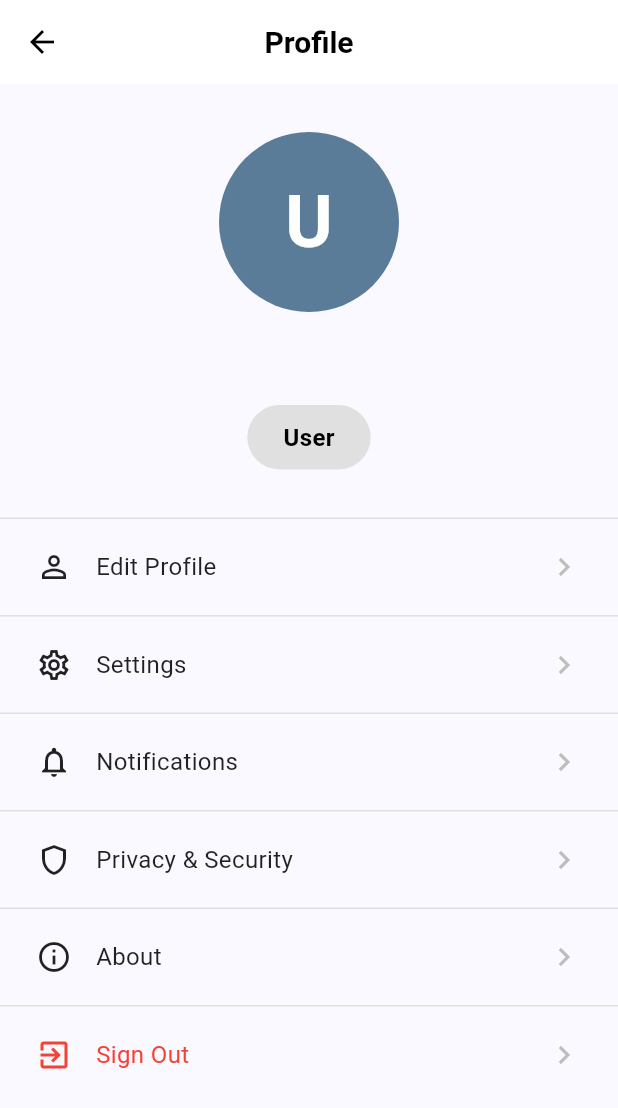
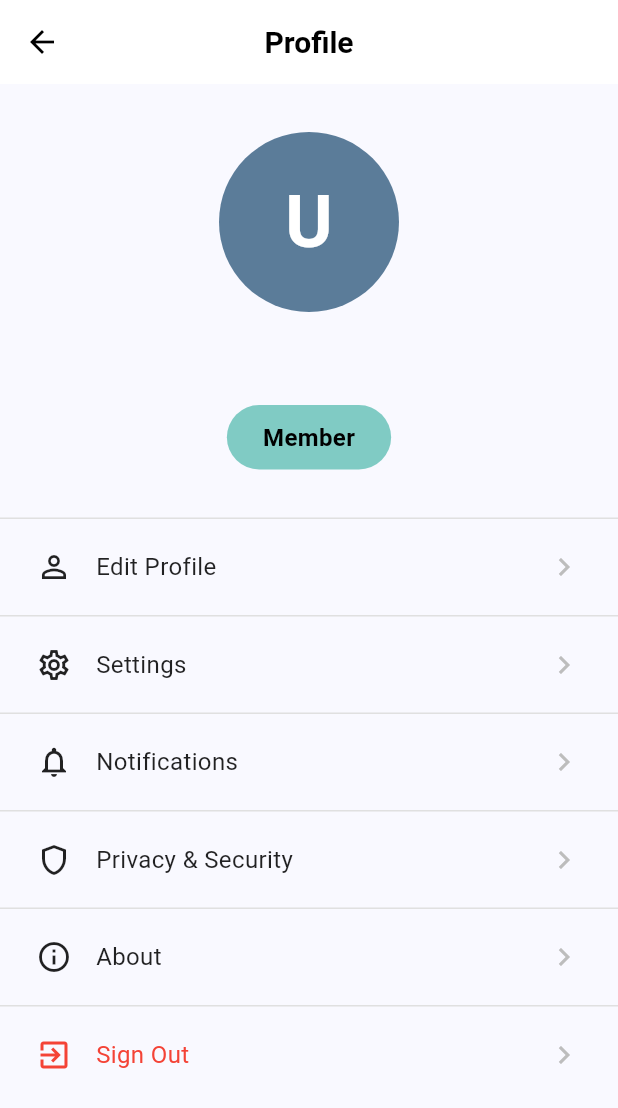
Before and after one commit to BryantBeltran/Scheduling-and-Stakeholder-Management-System, a Flutter app: the ProfileScreen screen opened directly, on a phone screen of 412 x 824 dp. Shown: the top 1108 px of the screen. Run offline on Flutter 3.47's test engine with Material 3 defaults, Android fonts, the phone set to English and light mode, and no system bars; our stand-ins replace app_links, cloud_firestore, cloud_functions, firebase_auth, firebase_core, firebase_messaging and 7 more; missing offline and left inert: firebase_app_check; accounts and stored records are empty; network calls fail.

Commit message:
Implement settings service for app-wide theme and language management; update profile and permission handling to utilize new service

```diff
--- a/lib/screens/profile/profile_edit_screen.dart
+++ b/lib/screens/profile/profile_edit_screen.dart
@@ -156,7 +156,7 @@ class _ProfileEditScreenState extends State<ProfileEditScreen> {
   /// Get role display name based on permissions
   String _getRoleDisplayName(UserModel? user) {
     if (user == null) return 'USER';
-    return PermissionService.getDisplayRole(user.permissions).toUpperCase();
+    return PermissionService.getDisplayRole(user.permissions, user.role).toUpperCase();
   }
 
   Future<void> _saveProfile() async {
--- a/lib/screens/profile/profile_screen.dart
+++ b/lib/screens/profile/profile_screen.dart
@@ -247,33 +247,34 @@ class ProfileScreen extends StatelessWidget {
   }
 
   Color _getRoleColor(UserRole? role, List<Permission>? permissions) {
-    // Use permissions-based color
+    // Prefer explicit role for color
+    if (role != null) {
+      switch (role) {
+        case UserRole.admin:
+          return const Color(0xFFFFCDD2); // Light red
+        case UserRole.manager:
+          return const Color(0xFFBBDEFB); // Light blue
+        case UserRole.member:
+          return const Color(0xFF80CBC4); // Teal
+        case UserRole.viewer:
+          return const Color(0xFFE0E0E0); // Grey
+      }
+    }
+    // Fallback: infer from permissions
     if (permissions != null) {
       if (permissions.contains(Permission.root)) {
         return const Color(0xFFFFD700); // Gold for root
       }
       if (permissions.contains(Permission.admin)) {
-        return const Color(0xFFFFCDD2); // Light red for admin
-      }
-      if (permissions.contains(Permission.manageUsers)) {
-        return const Color(0xFFBBDEFB); // Light blue for manager-level
-      }
-      if (permissions.any((p) => [
-        Permission.createEvent,
-        Permission.editEvent,
-        Permission.createStakeholder,
-        Permission.editStakeholder,
-      ].contains(p))) {
-        return const Color(0xFF80CBC4); // Teal for member-level
+        return const Color(0xFFFFCDD2);
       }
     }
-    return const Color(0xFFE0E0E0); // Grey for viewer
+    return const Color(0xFFE0E0E0);
   }
 
   String _getRoleDisplayName(UserRole? role, List<Permission>? permissions) {
-    // Use permissions-based display role
     if (permissions != null) {
-      return PermissionService.getDisplayRole(permissions);
+      return PermissionService.getDisplayRole(permissions, role);
     }
     return 'User';
   }
--- a/lib/services/permission_service.dart
+++ b/lib/services/permission_service.dart
@@ -173,8 +173,26 @@ class PermissionService {
   // DISPLAY HELPERS
   // ============================================================
 
-  /// Get display name based on user's highest permission level
-  static String getDisplayRole(List<Permission> permissions) {
+  /// Get display name based on the user's explicit role.
+  /// Falls back to permission-based inference when [role] is null.
+  static String getDisplayRole(
+    List<Permission> permissions, [
+    UserRole? role,
+  ]) {
+    // Prefer the explicit role stored on the user document
+    if (role != null) {
+      switch (role) {
+        case UserRole.admin:
+          return 'Admin';
+        case UserRole.manager:
+          return 'Manager';
+        case UserRole.member:
+          return 'Member';
+        case UserRole.viewer:
+          return 'Viewer';
+      }
+    }
+    // Fallback: infer from permissions
     if (permissions.contains(Permission.root)) {
       return 'Root';
     } else if (permissions.contains(Permission.admin)) {
--- a/lib/services/services.dart
+++ b/lib/services/services.dart
@@ -13,3 +13,4 @@ export 'invite_service.dart';
 export 'places_service.dart';
 export 'notification_service.dart';
 export 'push_notification_service.dart';
+export 'settings_service.dart';
--- /dev/null
+++ b/lib/services/settings_service.dart
@@ -0,0 +1,49 @@
+import 'package:flutter/material.dart';
+
+/// Lightweight singleton that holds app-wide settings (theme, language)
+/// and notifies listeners when they change.
+class SettingsService extends ChangeNotifier {
+  static final SettingsService _instance = SettingsService._internal();
+  factory SettingsService() => _instance;
+  SettingsService._internal();
+
+  ThemeMode _themeMode = ThemeMode.system;
+  ThemeMode get themeMode => _themeMode;
+
+  String _language = 'English';
+  String get language => _language;
+
+  void setThemeMode(ThemeMode mode) {
+    if (_themeMode == mode) return;
+    _themeMode = mode;
+    notifyListeners();
+  }
+
+  void setThemeModeFromString(String value) {
+    switch (value) {
+      case 'Light':
+        setThemeMode(ThemeMode.light);
+      case 'Dark':
+        setThemeMode(ThemeMode.dark);
+      default:
+        setThemeMode(ThemeMode.system);
+    }
+  }
+
+  String get themeModeString {
+    switch (_themeMode) {
+      case ThemeMode.light:
+        return 'Light';
+      case ThemeMode.dark:
+        return 'Dark';
+      case ThemeMode.system:
+        return 'System';
+    }
+  }
+
+  void setLanguage(String lang) {
+    if (_language == lang) return;
+    _language = lang;
+    notifyListeners();
+  }
+}
--- a/pubspec.yaml
+++ b/pubspec.yaml
@@ -58,6 +58,8 @@ dependencies:
 
   # Deep links (invite emails → app)
   app_links: ^6.3.3
+  path_provider: ^2.1.5
+  share_plus: ^12.0.1
 
 dev_dependencies:
   flutter_test:
```
Also changed, not shown: lib/app.dart (+12 -3 lines), lib/screens/profile/settings_screen.dart (+173 -27 lines), pubspec.lock.
